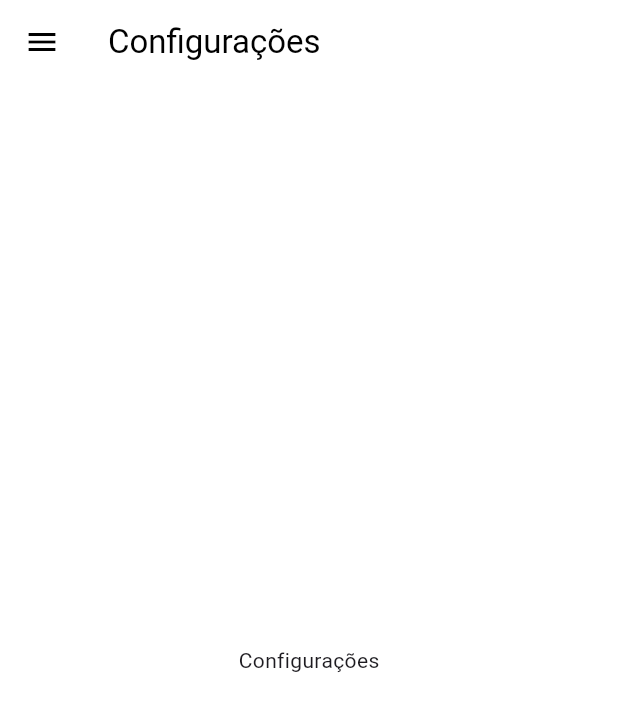
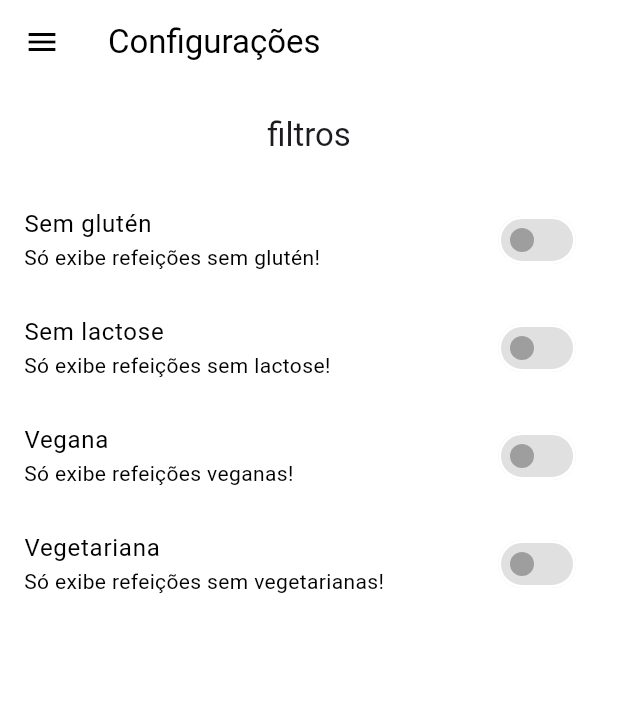
Before and after one commit to RhuanVitor/mealApp, a Flutter app: the SettingsScreen screen opened by its route, on a phone screen of 412 x 824 dp. Shown: the top 711 px of the screen. Run offline on Flutter 3.47's test engine with Material 3 defaults, Android fonts, the phone set to English and light mode, and no system bars; network calls fail.

Commit message:
filtros para receitas adicionados

```diff
--- a/lib/main.dart
+++ b/lib/main.dart
@@ -1,4 +1,5 @@
 import 'package:flutter/material.dart';
+import 'package:meals/models/settings.dart';
 
 import './utils/app_routes.dart';
 
@@ -7,9 +8,32 @@ import './screens/meal_detail_screen.dart';
 import './screens/tabs_screen.dart';
 import './screens/settings_screen.dart';
 
+import './models/meal.dart';
+import './data/dummy_data.dart';
+
 void main() => runApp(MyApp());
 
-class MyApp extends StatelessWidget{
+class MyApp extends StatefulWidget{
+
+  @override
+  State<MyApp> createState() => _MyAppState();
+}
+
+class _MyAppState extends State<MyApp> {
+
+  Settings settings = Settings();
+  List<Meal> _availableMeals = dummyMeals;
+
+  void _filterMeals(settings){
+    _availableMeals = dummyMeals.where((meal){
+      final filterGluten = settings.isGlutenFree && !meal.isGlutenFree;
+      final filterLactose = settings.isLactoseFree && !meal.isLactoseFree;
+      final filterVegan = settings.isVegan && !meal.isVegan;
+      final filterVegetarian = settings.isVegetarian && !meal.isVegetarian;
+
+      return !filterGluten && !filterLactose && !filterVegan && !filterVegetarian;
+    }).toList();
+  }
 
   @override
   Widget build (BuildContext context){
@@ -32,9 +56,9 @@ class MyApp extends StatelessWidget{
       ),
       routes: {
         AppRoutes.HOME: (ctx) => TabsScreen(),
-        AppRoutes.CATEGORIES_MEAL: (ctx) => CategoriesMealScreen(),
+        AppRoutes.CATEGORIES_MEAL: (ctx) => CategoriesMealScreen(_availableMeals),
         AppRoutes.MEAL_DETAIL: (ctx) => MealDetailScreen(),
-        AppRoutes.SETTINGS: (ctx) => SettingsScreen()
+        AppRoutes.SETTINGS: (ctx) => SettingsScreen(settings, _filterMeals)
       },
     );
   }
--- /dev/null
+++ b/lib/models/settings.dart
@@ -0,0 +1,16 @@
+
+
+
+class Settings{
+  late bool isGlutenFree;
+  late bool isLactoseFree;
+  late bool isVegan;
+  late bool isVegetarian;
+
+  Settings({
+    this.isGlutenFree = false,
+    this.isLactoseFree = false,
+    this.isVegan = false,
+    this.isVegetarian = false
+});
+}
--- a/lib/screens/categories_meal_screen.dart
+++ b/lib/screens/categories_meal_screen.dart
@@ -1,15 +1,22 @@
 import 'package:flutter/material.dart';
+
 import '../models/category.dart';
+import '../models/meal.dart';
+
 import '../data/dummy_data.dart';
 import '../components/meal_item.dart';
 
+
 class CategoriesMealScreen extends StatelessWidget{
+  final List<Meal> meals;
+
+  const CategoriesMealScreen(this.meals);
 
   @override
   Widget build(BuildContext context){
     final Category category = ModalRoute.of(context)?.settings.arguments as Category;
 
-    final categoryMeals = dummyMeals.where((meal) {
+    final categoryMeals = meals.where((meal) {
       return meal.categories.contains(category.id);
     }).toList();
 
--- a/lib/screens/meal_detail_screen.dart
+++ b/lib/screens/meal_detail_screen.dart
@@ -90,7 +90,11 @@ class MealDetailScreen extends StatelessWidget{
             )
           ],
         ),
-      )
+      ),
+      floatingActionButton: FloatingActionButton(
+        child: Icon(Icons.star),
+        onPressed: (){}
+      ),
     );
   }
 }
--- a/lib/screens/settings_screen.dart
+++ b/lib/screens/settings_screen.dart
@@ -1,16 +1,98 @@
 import 'package:flutter/material.dart';
 import '../components/main_drawer.dart';
+import '../models/settings.dart';
 
-class SettingsScreen extends StatelessWidget{
+class SettingsScreen extends StatefulWidget{
+  final Settings settings;
+
+  final Function(Settings) onSettingsChange;
+  SettingsScreen(this.settings, this.onSettingsChange);
 
   @override
-  Widget build (BuildContext){
+  State<SettingsScreen> createState() => _SettingsScreenState();
+}
+
+class _SettingsScreenState extends State<SettingsScreen> {
+
+  var settings;
+
+  @override
+  void initState(){
+    super.initState();
+    settings = widget.settings;
+  }
+
+  Widget _createSwitch(
+    String title,
+    String subtitle,
+    bool value,
+    Function onChanged
+  ){
+    return SwitchListTile.adaptive(
+      inactiveThumbColor: Colors.grey,
+      inactiveTrackColor: Colors.black12,
+      title: Text(title),
+      subtitle: Text(subtitle),
+      value: value,
+      onChanged: (value) {
+        onChanged(value);
+        widget.onSettingsChange(settings);
+      }
+    );
+  }
+
+  @override
+  Widget build (BuildContext context){
     return Scaffold(
       appBar: AppBar(
         title: Text("Configurações"),
       ),
       drawer: MainDrawer(),
-      body: Center(child: Text("Configurações")),
+      body: Column(
+        children: [
+          Container(
+            padding: EdgeInsets.all(20),
+            child: Text(
+              "filtros",
+              style: Theme.of(context).textTheme.titleLarge,
+            ),
+          ),
+          Expanded(
+            child: ListView(
+              children: [
+                _createSwitch(
+                  'Sem glutén',
+                  "Só exibe refeições sem glutén!",
+                  settings.isGlutenFree,
+                  (value) => setState(() {
+                    settings.isGlutenFree = value;
+                  })),
+                _createSwitch(
+                  'Sem lactose',
+                  "Só exibe refeições sem lactose!",
+                  settings.isLactoseFree,
+                  (value) => setState(() {
+                    settings.isLactoseFree = value;
+                  })),
+                _createSwitch(
+                  'Vegana',
+                  "Só exibe refeições veganas!",
+                  settings.isVegan,
+                  (value) => setState(() {
+                    settings.isVegan = value;
+                  })),
+                _createSwitch(
+                  'Vegetariana',
+                  "Só exibe refeições sem vegetarianas!",
+                  settings.isVegetarian,
+                  (value) => setState(() {
+                    settings.isVegetarian = value;
+                  })),
+              ],
+            )
+          )
+        ],
+      ),
     );
   }
 }
```
